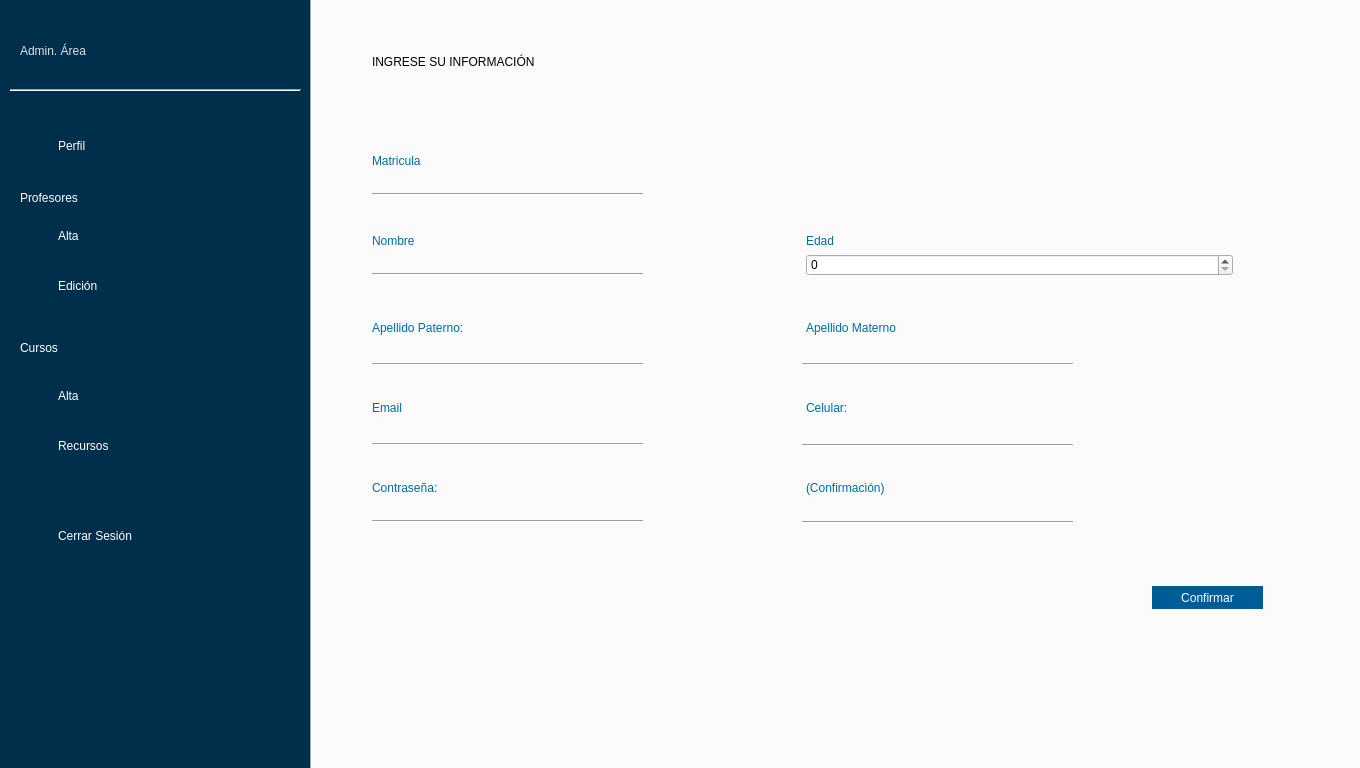
Old version of the form Comde Escritorio/admarea.ui in the repository ShibaK7/SistemaComde.
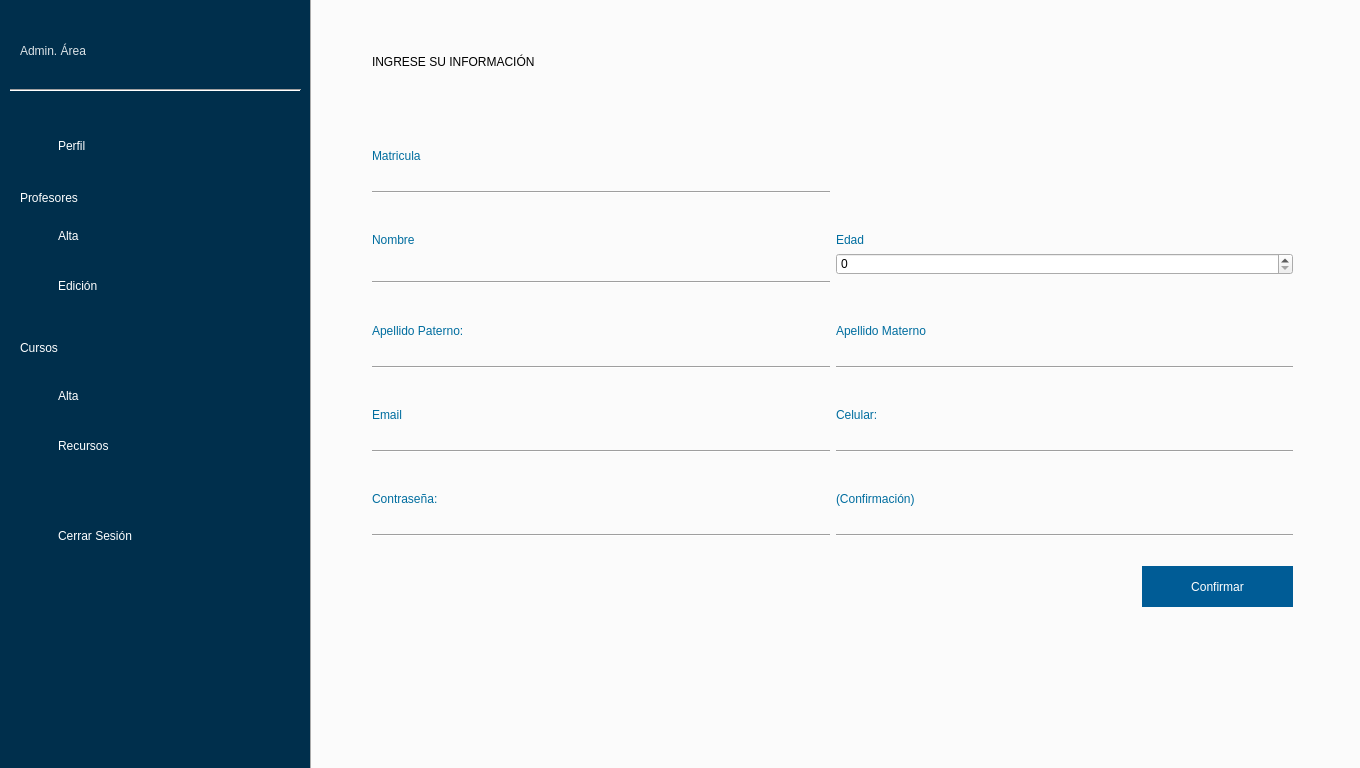
New version of the form. The open tabs and pages were chosen to show the change. Icons and pictures are not drawn.

What changed in the file:
```diff
--- a/Comde Escritorio/admarea.ui
+++ b/Comde Escritorio/admarea.ui
@@ -326,10 +326,10 @@
     <widget class="QPushButton" name="btnConfirmar">
      <property name="geometry">
       <rect>
-       <x>840</x>
-       <y>590</y>
-       <width>111</width>
-       <height>23</height>
+       <x>830</x>
+       <y>570</y>
+       <width>151</width>
+       <height>41</height>
       </rect>
      </property>
      <property name="text">
@@ -357,15 +357,68 @@
       <rect>
        <x>60</x>
        <y>120</y>
-       <width>861</width>
-       <height>401</height>
+       <width>921</width>
+       <height>421</height>
       </rect>
      </property>
      <layout class="QGridLayout" name="gridLayout">
-      <item row="7" column="1">
+      <item row="5" column="0">
+       <widget class="Line" name="line_3">
+        <property name="orientation">
+         <enum>Qt::Horizontal</enum>
+        </property>
+       </widget>
+      </item>
+      <item row="11" column="0">
+       <widget class="Line" name="line_6">
+        <property name="orientation">
+         <enum>Qt::Horizontal</enum>
+        </property>
+       </widget>
+      </item>
+      <item row="8" column="0">
+       <widget class="Line" name="line_4">
+        <property name="orientation">
+         <enum>Qt::Horizontal</enum>
+        </property>
+       </widget>
+      </item>
+      <item row="8" column="1">
+       <widget class="Line" name="line_5">
+        <property name="orientation">
+         <enum>Qt::Horizontal</enum>
+        </property>
+       </widget>
+      </item>
+      <item row="11" column="1">
+       <widget class="Line" name="line_7">
+        <property name="orientation">
+         <enum>Qt::Horizontal</enum>
+        </property>
+       </widget>
+      </item>
+      <item row="10" column="1">
        <widget class="QLineEdit" name="tCelular"/>
       </item>
-      <item row="6" column="1">
+      <item row="0" column="0">
+       <widget class="QLabel" name="label">
+        <property name="styleSheet">
+         <string notr="true">font: 8pt &quot;Segoe UI Semibold&quot;;
+color: rgb(0, 109, 159);
+</string>
+        </property>
+        <property name="text">
+         <string>Matricula</string>
+        </property>
+        <property name="alignment">
+         <set>Qt::AlignBottom|Qt::AlignLeading|Qt::AlignLeft</set>
+        </property>
+       </widget>
+      </item>
+      <item row="10" column="0">
+       <widget class="QLineEdit" name="tCorreo"/>
+      </item>
+      <item row="9" column="1">
        <widget class="QLabel" name="label_10">
         <property name="styleSheet">
          <string notr="true">font: 8pt &quot;Segoe UI Semibold&quot;;
@@ -380,28 +433,13 @@
         </property>
        </widget>
       </item>
-      <item row="0" column="0">
-       <widget class="QLabel" name="label">
-        <property name="styleSheet">
-         <string notr="true">font: 8pt &quot;Segoe UI Semibold&quot;;
-color: rgb(0, 109, 159);
-</string>
-        </property>
-        <property name="text">
-         <string>Matricula</string>
-        </property>
-        <property name="alignment">
-         <set>Qt::AlignBottom|Qt::AlignLeading|Qt::AlignLeft</set>
-        </property>
-       </widget>
-      </item>
-      <item row="9" column="0">
+      <item row="13" column="0">
        <widget class="QLineEdit" name="tClave"/>
       </item>
-      <item row="7" column="0">
-       <widget class="QLineEdit" name="tCorreo"/>
+      <item row="4" column="1">
+       <widget class="QSpinBox" name="sEdad"/>
       </item>
-      <item row="4" column="0">
+      <item row="6" column="0">
        <widget class="QLabel" name="label_3">
         <property name="styleSheet">
          <string notr="true">font: 8pt &quot;Segoe UI Semibold&quot;;
@@ -416,28 +454,10 @@
         </property>
        </widget>
       </item>
-      <item row="9" column="1">
+      <item row="13" column="1">
        <widget class="QLineEdit" name="tClaveC"/>
       </item>
-      <item row="3" column="1">
-       <widget class="QSpinBox" name="sEdad"/>
-      </item>
-      <item row="8" column="0">
-       <widget class="QLabel" name="label_6">
-        <property name="styleSheet">
-         <string notr="true">font: 8pt &quot;Segoe UI Semibold&quot;;
-color: rgb(0, 109, 159);
-</string>
-        </property>
-        <property name="text">
-         <string>Contraseña:</string>
-        </property>
-        <property name="alignment">
-         <set>Qt::AlignBottom|Qt::AlignLeading|Qt::AlignLeft</set>
-        </property>
-       </widget>
-      </item>
-      <item row="8" column="1">
+      <item row="12" column="1">
        <widget class="QLabel" name="label_8">
         <property name="styleSheet">
          <string notr="true">font: 8pt &quot;Segoe UI Semibold&quot;;
@@ -452,7 +472,22 @@
         </property>
        </widget>
       </item>
-      <item row="2" column="0">
+      <item row="12" column="0">
+       <widget class="QLabel" name="label_6">
+        <property name="styleSheet">
+         <string notr="true">font: 8pt &quot;Segoe UI Semibold&quot;;
+color: rgb(0, 109, 159);
+</string>
+        </property>
+        <property name="text">
+         <string>Contraseña:</string>
+        </property>
+        <property name="alignment">
+         <set>Qt::AlignBottom|Qt::AlignLeading|Qt::AlignLeft</set>
+        </property>
+       </widget>
+      </item>
+      <item row="3" column="0">
        <widget class="QLabel" name="label_2">
         <property name="styleSheet">
          <string notr="true">font: 8pt &quot;Segoe UI Semibold&quot;;
@@ -467,10 +502,10 @@
         </property>
        </widget>
       </item>
-      <item row="3" column="0">
-       <widget class="QLineEdit" name="tNombre"/>
+      <item row="7" column="0">
+       <widget class="QLineEdit" name="tApaterno"/>
       </item>
-      <item row="2" column="1">
+      <item row="3" column="1">
        <widget class="QLabel" name="label_5">
         <property name="styleSheet">
          <string notr="true">font: 8pt &quot;Segoe UI Semibold&quot;;
@@ -485,28 +520,13 @@
         </property>
        </widget>
       </item>
+      <item row="4" column="0">
+       <widget class="QLineEdit" name="tNombre"/>
+      </item>
       <item row="1" column="0">
        <widget class="QLineEdit" name="tMatricula"/>
       </item>
-      <item row="5" column="0">
-       <widget class="QLineEdit" name="tApaterno"/>
-      </item>
-      <item row="6" column="0">
-       <widget class="QLabel" name="label_9">
-        <property name="styleSheet">
-         <string notr="true">font: 8pt &quot;Segoe UI Semibold&quot;;
-color: rgb(0, 109, 159);
-</string>
-        </property>
-        <property name="text">
-         <string>Email</string>
-        </property>
-        <property name="alignment">
-         <set>Qt::AlignBottom|Qt::AlignLeading|Qt::AlignLeft</set>
-        </property>
-       </widget>
-      </item>
-      <item row="4" column="1">
+      <item row="6" column="1">
        <widget class="QLabel" name="label_4">
         <property name="styleSheet">
          <string notr="true">font: 8pt &quot;Segoe UI Semibold&quot;;
@@ -521,115 +541,47 @@
         </property>
        </widget>
       </item>
-      <item row="5" column="1">
+      <item row="7" column="1">
        <widget class="QLineEdit" name="tAmaterno"/>
       </item>
+      <item row="9" column="0">
+       <widget class="QLabel" name="label_9">
+        <property name="styleSheet">
+         <string notr="true">font: 8pt &quot;Segoe UI Semibold&quot;;
+color: rgb(0, 109, 159);
+</string>
+        </property>
+        <property name="text">
+         <string>Email</string>
+        </property>
+        <property name="alignment">
+         <set>Qt::AlignBottom|Qt::AlignLeading|Qt::AlignLeft</set>
+        </property>
+       </widget>
+      </item>
+      <item row="2" column="0">
+       <widget class="Line" name="line_2">
+        <property name="orientation">
+         <enum>Qt::Horizontal</enum>
+        </property>
+       </widget>
+      </item>
+      <item row="14" column="0">
+       <widget class="Line" name="line_8">
+        <property name="orientation">
+         <enum>Qt::Horizontal</enum>
+        </property>
+       </widget>
+      </item>
+      <item row="14" column="1">
+       <widget class="Line" name="line_9">
+        <property name="orientation">
+         <enum>Qt::Horizontal</enum>
+        </property>
+       </widget>
+      </item>
      </layout>
     </widget>
-    <widget class="Line" name="line_2">
-     <property name="geometry">
-      <rect>
-       <x>60</x>
-       <y>190</y>
-       <width>271</width>
-       <height>16</height>
-      </rect>
-     </property>
-     <property name="orientation">
-      <enum>Qt::Horizontal</enum>
-     </property>
-    </widget>
-    <widget class="Line" name="line_3">
-     <property name="geometry">
-      <rect>
-       <x>60</x>
-       <y>270</y>
-       <width>271</width>
-       <height>16</height>
-      </rect>
-     </property>
-     <property name="orientation">
-      <enum>Qt::Horizontal</enum>
-     </property>
-    </widget>
-    <widget class="Line" name="line_4">
-     <property name="geometry">
-      <rect>
-       <x>60</x>
-       <y>360</y>
-       <width>271</width>
-       <height>16</height>
-      </rect>
-     </property>
-     <property name="orientation">
-      <enum>Qt::Horizontal</enum>
-     </property>
-    </widget>
-    <widget class="Line" name="line_5">
-     <property name="geometry">
-      <rect>
-       <x>490</x>
-       <y>360</y>
-       <width>271</width>
-       <height>16</height>
-      </rect>
-     </property>
-     <property name="orientation">
-      <enum>Qt::Horizontal</enum>
-     </property>
-    </widget>
-    <widget class="Line" name="line_6">
-     <property name="geometry">
-      <rect>
-       <x>60</x>
-       <y>440</y>
-       <width>271</width>
-       <height>16</height>
-      </rect>
-     </property>
-     <property name="orientation">
-      <enum>Qt::Horizontal</enum>
-     </property>
-    </widget>
-    <widget class="Line" name="line_7">
-     <property name="geometry">
-      <rect>
-       <x>490</x>
-       <y>439</y>
-       <width>271</width>
-       <height>21</height>
-      </rect>
-     </property>
-     <property name="orientation">
-      <enum>Qt::Horizontal</enum>
-     </property>
-    </widget>
-    <widget class="Line" name="line_8">
-     <property name="geometry">
-      <rect>
-       <x>60</x>
-       <y>515</y>
-       <width>271</width>
-       <height>21</height>
-      </rect>
-     </property>
-     <property name="orientation">
-      <enum>Qt::Horizontal</enum>
-     </property>
-    </widget>
-    <widget class="Line" name="line_9">
-     <property name="geometry">
-      <rect>
-       <x>490</x>
-       <y>516</y>
-       <width>271</width>
-       <height>20</height>
-      </rect>
-     </property>
-     <property name="orientation">
-      <enum>Qt::Horizontal</enum>
-     </property>
-    </widget>
    </widget>
    <widget class="QWidget" name="tab_ProfesorEdicion">
     <attribute name="title">
```
Left out of the diff: 124 changed lines with no effect on the pictures.
